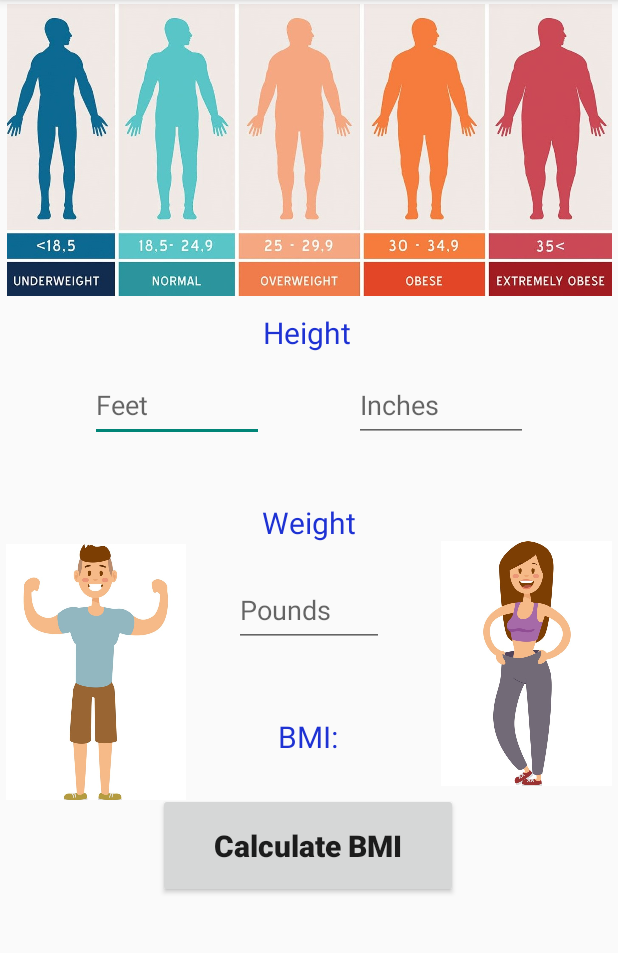
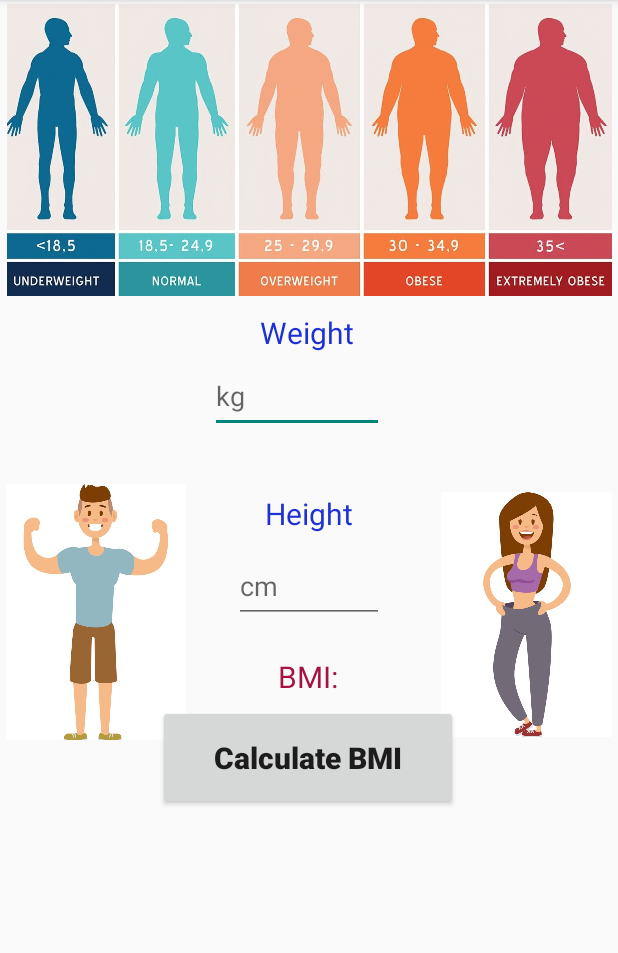
Before and after one commit to VenuraHapugala/EaseAssistantApp, an Android app: the BMIhealthPage screen opened directly, with no data from a screen before it, on a phone screen of 412 x 824 dp, the part 84-1037 px from its top. Run offline under Robolectric (Android 15) with nearby library versions, the phone set to English and light mode, and no system bars.

Commit message:
Commit of BMI Calculator and other implementations-venura

```diff
--- a/app/src/main/AndroidManifest.xml
+++ b/app/src/main/AndroidManifest.xml
@@ -63,8 +63,9 @@
         <activity
             android:name=".HealthPage"
             android:parentActivityName=".MainActivity" />
-        <activity android:name=".MainActivity" />
-        <activity android:name=".MainActivityHealth" >
+        <activity android:name=".MainActivityHealth"  android:parentActivityName=".MainActivity"/>
+        <activity android:name=".MainActivity" >
+
             <intent-filter>
                 <action android:name="android.intent.action.MAIN" />
 
--- a/app/src/main/java/com/example/easeassistantapp/BMIhealthPage.java
+++ b/app/src/main/java/com/example/easeassistantapp/BMIhealthPage.java
@@ -4,8 +4,15 @@ import androidx.appcompat.app.ActionBar;
 import androidx.appcompat.app.AppCompatActivity;
 
 import android.os.Bundle;
+import android.view.View;
+import android.widget.EditText;
+import android.widget.TextView;
 
 public class BMIhealthPage extends AppCompatActivity {
+    EditText weight,height;
+    TextView resulttext;
+    String calculation,BMIresult;
+
 
     @Override
     protected void onCreate(Bundle savedInstanceState) {
@@ -14,5 +21,41 @@ public class BMIhealthPage extends AppCompatActivity {
 
         ActionBar actionBar=getSupportActionBar();
         actionBar.setDisplayHomeAsUpEnabled(true);
+
+        weight=findViewById(R.id.editTextTextPersonName2);
+        height=findViewById(R.id.editTextTextPersonName4);
+        resulttext=findViewById(R.id.textView3);
+
+    }
+
+    public void calculateBMI(View view) {
+        String S1=weight.getText().toString();
+        String S2=height.getText().toString();
+
+        float weightValue=Float.parseFloat(S1);
+        float heightValue=Float.parseFloat(S2)/100;
+
+        float bmi=weightValue / (heightValue * heightValue);
+
+        if(bmi < 16){
+            BMIresult="Severly under weight";
+        }
+        else if(bmi < 18.5){
+            BMIresult="Under weight";
+        }
+        else if(bmi >=18.5 && bmi<=24.9){
+            BMIresult="Normal weight";
+        }
+        else if(bmi >=25 && bmi<=29.9){
+            BMIresult="Overweight";
+        }
+
+        else {
+            BMIresult="Obese";
+        }
+
+      calculation="Result:\n" + bmi + "\n" +BMIresult;
+        resulttext.setText(calculation);
+
     }
 }
--- a/app/src/main/java/com/example/easeassistantapp/HealthPage.java
+++ b/app/src/main/java/com/example/easeassistantapp/HealthPage.java
@@ -24,7 +24,7 @@ public class HealthPage extends AppCompatActivity {
     }
 
     public void go2HealthNoticesAndImagesPage(View view){
-        Intent intent=new Intent(this,HealthNoticesAndImages.class);
+        Intent intent=new Intent(this,MainActivityHealth.class);
         startActivity(intent);
     }
 }
--- a/app/src/main/java/com/example/easeassistantapp/MainActivityHealth.java
+++ b/app/src/main/java/com/example/easeassistantapp/MainActivityHealth.java
@@ -1,5 +1,6 @@
 package com.example.easeassistantapp;
 
+import androidx.appcompat.app.ActionBar;
 import androidx.appcompat.app.AppCompatActivity;
 
 import android.app.AlertDialog;
@@ -30,6 +31,8 @@ public class MainActivityHealth extends AppCompatActivity {
     protected void onCreate(Bundle savedInstanceState) {
         super.onCreate(savedInstanceState);
         setContentView(R.layout.activity_main_health);
+        ActionBar actionBar=getSupportActionBar();
+        actionBar.setDisplayHomeAsUpEnabled(true);
         context = this;
 
 
--- a/app/src/main/res/layout/activity_bmi_page.xml
+++ b/app/src/main/res/layout/activity_bmi_page.xml
@@ -7,13 +7,12 @@
     tools:context=".BMIhealthPage">
 
 
-
     <TextView
         android:id="@+id/textView"
         android:layout_width="wrap_content"
         android:layout_height="wrap_content"
         android:layout_marginTop="208dp"
-        android:text="@string/lbl_1"
+        android:text="@string/lbl_2"
         android:textColor="#1E32D3"
         android:textSize="20sp"
         app:layout_constraintEnd_toEndOf="parent"
@@ -26,7 +25,7 @@
         android:layout_width="wrap_content"
         android:layout_height="wrap_content"
         android:layout_marginTop="40dp"
-        android:text="@string/lbl_2"
+        android:text="@string/lbl_1"
         android:textColor="#1E32D3"
         android:textSize="20sp"
         app:layout_constraintEnd_toEndOf="parent"
@@ -50,31 +49,30 @@
         android:layout_height="208dp"
         android:layout_marginStart="4dp"
         android:layout_marginLeft="4dp"
-        android:layout_marginTop="5dp"
-        android:layout_marginBottom="172dp"
+        android:layout_marginBottom="188dp"
         app:layout_constraintBottom_toBottomOf="parent"
         app:layout_constraintStart_toStartOf="parent"
-        app:layout_constraintTop_toBottomOf="@+id/editTextTextPersonName2"
+        app:layout_constraintTop_toBottomOf="@+id/textView"
         app:srcCompat="@drawable/m1" />
 
     <ImageView
         android:id="@+id/imageView14"
         android:layout_width="114dp"
         android:layout_height="199dp"
-        android:layout_marginTop="10dp"
         android:layout_marginEnd="4dp"
         android:layout_marginRight="4dp"
         android:layout_marginBottom="188dp"
         app:layout_constraintBottom_toBottomOf="parent"
         app:layout_constraintEnd_toEndOf="parent"
-        app:layout_constraintTop_toBottomOf="@+id/editTextTextPersonName3"
+        app:layout_constraintTop_toTopOf="@+id/editTextTextPersonName2"
         app:srcCompat="@drawable/m2" />
 
     <Button
         android:id="@+id/button3"
         android:layout_width="200dp"
         android:layout_height="70dp"
-        android:layout_marginTop="24dp"
+        android:layout_marginTop="5dp"
+        android:onClick="calculateBMI"
         android:text="@string/calButton"
         android:textAllCaps="false"
         android:textSize="20sp"
@@ -91,10 +89,13 @@
         android:id="@+id/editTextTextPersonName2"
         android:layout_width="116dp"
         android:layout_height="49dp"
-        android:layout_marginTop="10dp"
+        android:layout_marginStart="140dp"
+        android:layout_marginLeft="140dp"
+        android:layout_marginTop="4dp"
         android:ems="10"
-        android:hint="@string/Height1"
+        android:hint="@string/bmiweight"
         android:inputType="textPersonName"
+        app:layout_constraintEnd_toEndOf="parent"
         app:layout_constraintEnd_toStartOf="@+id/editTextTextPersonName3"
         app:layout_constraintHorizontal_bias="0.5"
         app:layout_constraintStart_toStartOf="parent"
@@ -104,9 +105,9 @@
         android:id="@+id/textView3"
         android:layout_width="wrap_content"
         android:layout_height="wrap_content"
-        android:layout_marginTop="46dp"
+        android:layout_marginTop="22dp"
         android:text="@string/lbl_3"
-        android:textColor="#1E32D3"
+        android:textColor="#A61341"
         android:textSize="20sp"
         app:layout_constraintEnd_toEndOf="parent"
         app:layout_constraintHorizontal_bias="0.498"
@@ -117,25 +118,14 @@
         android:id="@+id/editTextTextPersonName4"
         android:layout_width="100dp"
         android:layout_height="49dp"
-        android:layout_marginTop="20dp"
+        android:layout_marginTop="10dp"
         android:ems="10"
-        android:hint="@string/weight1"
+        android:hint="@string/bmiHeight"
         android:inputType="textPersonName"
         app:layout_constraintEnd_toEndOf="parent"
         app:layout_constraintHorizontal_bias="0.5"
         app:layout_constraintStart_toStartOf="parent"
         app:layout_constraintTop_toBottomOf="@+id/textView2" />
 
-    <EditText
-        android:id="@+id/editTextTextPersonName3"
-        android:layout_width="116dp"
-        android:layout_height="49dp"
-        android:ems="10"
-        android:hint="@string/Height2"
-        android:inputType="textPersonName"
-        app:layout_constraintBaseline_toBaselineOf="@+id/editTextTextPersonName2"
-        app:layout_constraintEnd_toEndOf="parent"
-        app:layout_constraintHorizontal_bias="0.5"
-        app:layout_constraintStart_toEndOf="@+id/editTextTextPersonName2" />
 
 </androidx.constraintlayout.widget.ConstraintLayout>
--- a/app/src/main/res/values/strings.xml
+++ b/app/src/main/res/values/strings.xml
@@ -59,6 +59,8 @@
     <string name="buttonSave">SAVE</string>
     <string name="popdelete">Delete</string>
     <string name="cancelDelete">Cancel</string>
+    <string name="bmiweight">kg</string>
+    <string name="bmiHeight">cm</string>
 
 
 </resources>
```
